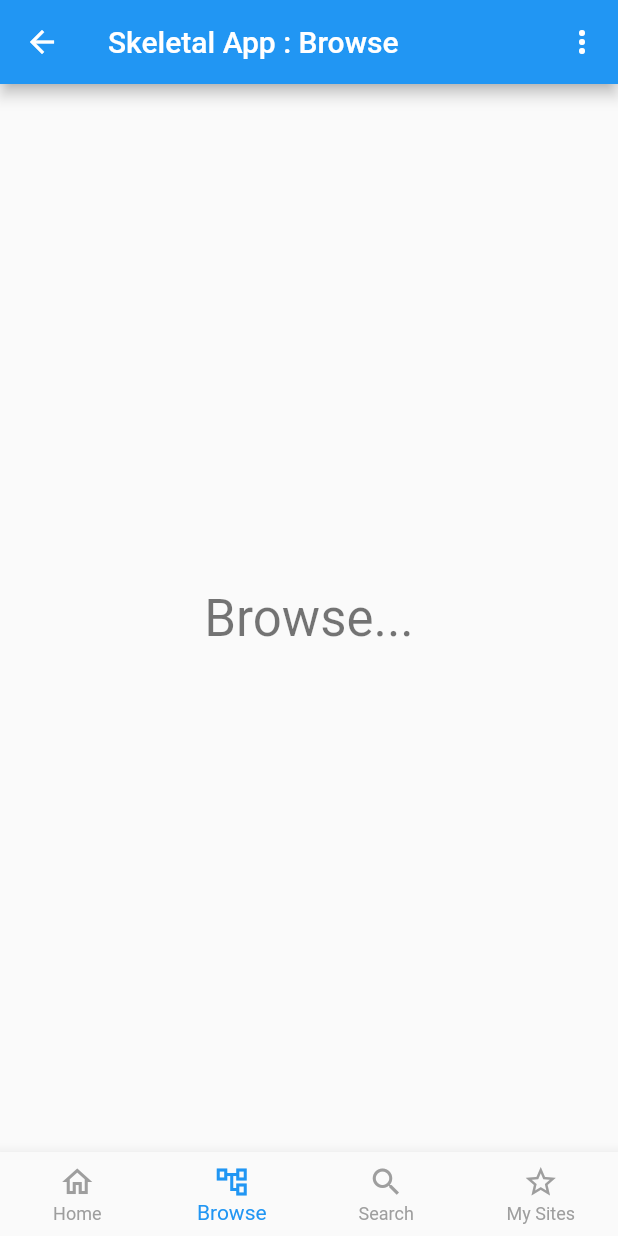
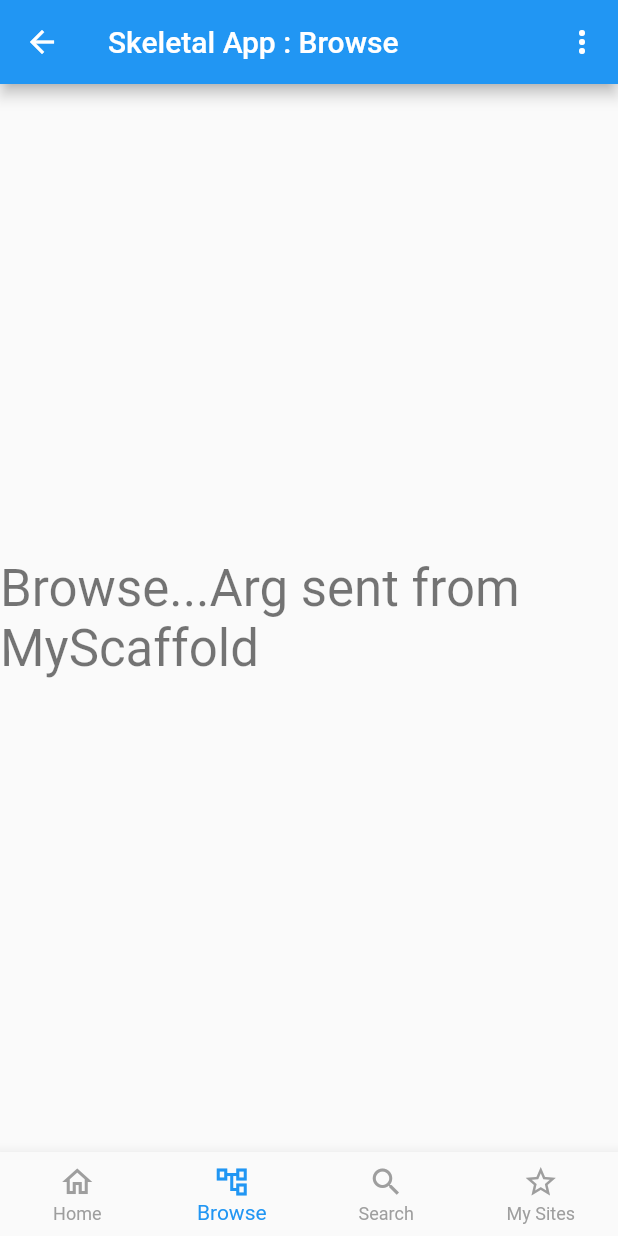
Before and after one commit to stownend/flutter_framework, a Flutter app: the screen it shows after launch, item 2 of the bottom bar chosen, on a phone screen of 412 x 824 dp. Run offline on Flutter 3.47's test engine with Material 2 defaults, Android fonts, the phone set to English and light mode, and no system bars; our stand-ins replace logger.

Commit message:
Simple route arg example on Browse

```diff
--- a/lib/app/home/my_scaffold.dart
+++ b/lib/app/home/my_scaffold.dart
@@ -96,7 +96,7 @@ class MyScaffold extends StatelessWidget {
 
           onTap: (index)
           {
-              Navigator.pushNamed(context, appSettingsService.getRouteByIndex(index).routeName);
+              Navigator.pushNamed(context, appSettingsService.getRouteByIndex(index).routeName, arguments: "Arg sent from MyScaffold");
           },
         ),
       body: body
--- a/lib/app/pages/browse_page.dart
+++ b/lib/app/pages/browse_page.dart
@@ -8,6 +8,8 @@ class BrowsePage extends StatelessWidget {
   @override
   Widget build(BuildContext context) {
 
+    final args = ModalRoute.of(context)!.settings.arguments as String;
+
     return MyScaffold(
       navName: "Browse",
       body: Center(
@@ -15,7 +17,7 @@ class BrowsePage extends StatelessWidget {
           mainAxisAlignment: MainAxisAlignment.center,
           children: <Widget>[
             Text(
-              "Browse...",
+              "Browse...$args",
               style: Theme.of(context).textTheme.headlineMedium,
             ),
           ],
```
